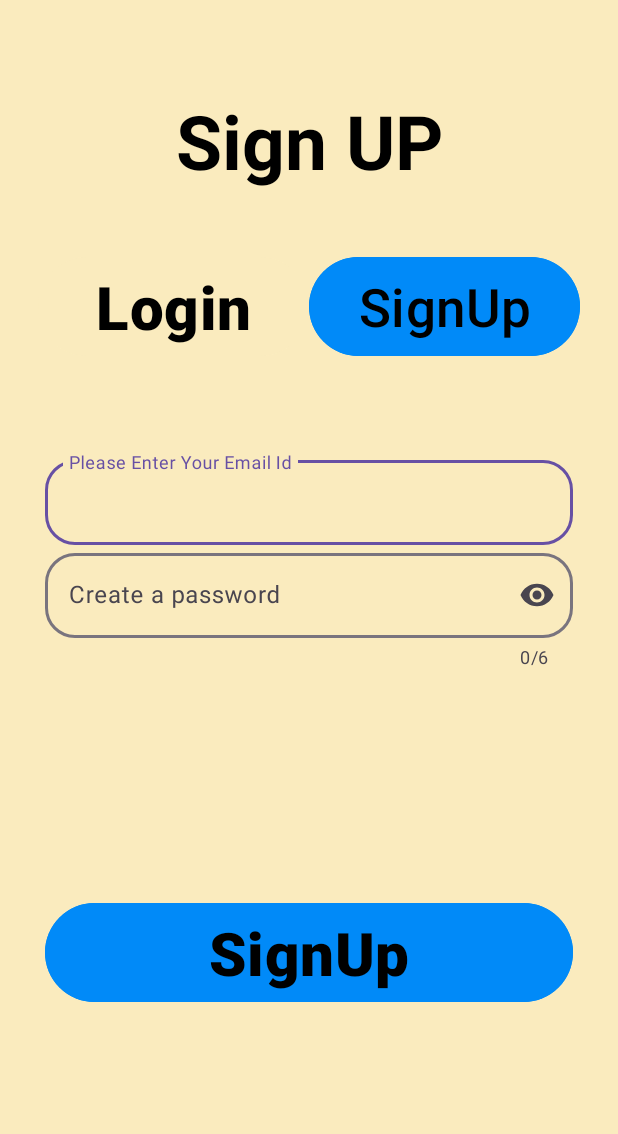
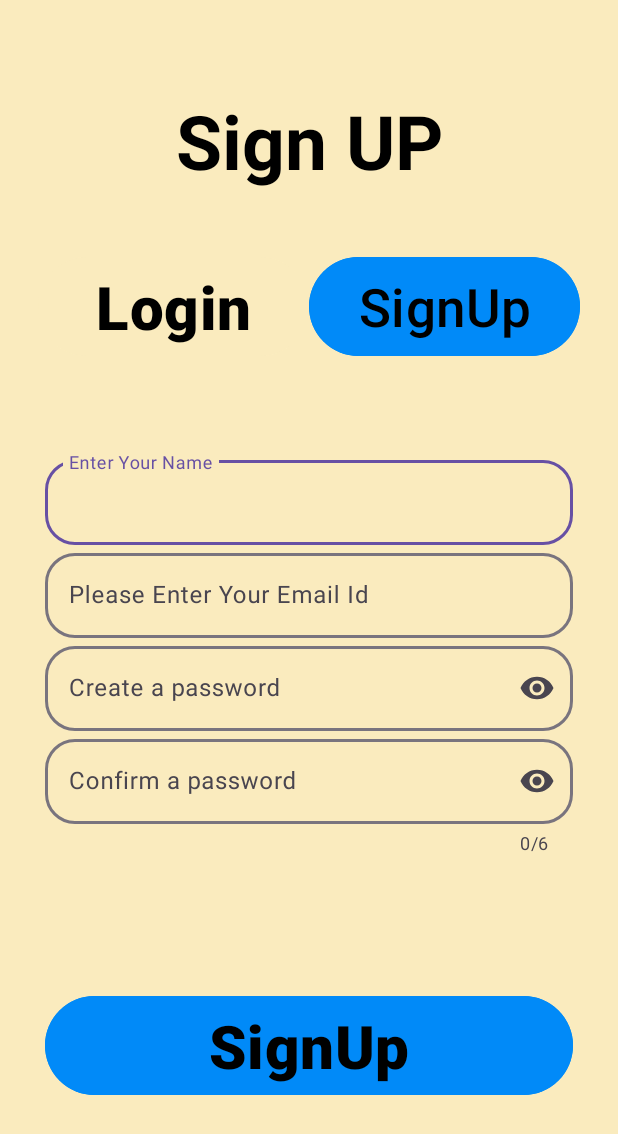
Before and after one commit to Dashankpatel/NotesApp, an Android app: the screen it shows after launch (Home_page before the commit, Signuppage after it), after a tap on "SignUp", on a phone screen of 412 x 824 dp. Shown: the top 1134 px of the screen. Run offline under Robolectric (Android 15) with nearby library versions, the phone set to English and light mode, and no system bars; our stand-ins replace Firebase (no records; nobody signed in at launch, a user with empty details on screens opened directly).

Commit message:
new project done

```diff
--- a/app/src/main/AndroidManifest.xml
+++ b/app/src/main/AndroidManifest.xml
@@ -15,7 +15,7 @@
         android:theme="@style/Theme.MyApplication"
         tools:targetApi="31">
         <activity
-            android:name=".Activity.Update"
+            android:name=".Activity.Edit"
             android:exported="false" />
         <activity
             android:name=".Activity.Addnew"
@@ -33,10 +33,10 @@
             android:name=".Activity.DataStore"
             android:exported="false" />
         <activity
-            android:name=".Activity.Home_page"
+            android:name=".Activity.Signuppage"
             android:exported="false" />
         <activity
-            android:name=".Activity.MainActivity"
+            android:name=".Activity.Loginpage"
             android:exported="true">
 
             <!-- <intent-filter> -->
--- a/app/src/main/java/com/example/myapplication/Activity/DataStore.java
+++ b/app/src/main/java/com/example/myapplication/Activity/DataStore.java
@@ -163,7 +163,7 @@ public class DataStore extends AppCompatActivity {
                                     SplaceScreen.edit.apply();
                                     SplaceScreen.edit.putInt("uid", 0);
 
-                                    startActivity(new Intent(DataStore.this, MainActivity.class));
+                                    startActivity(new Intent(DataStore.this, Loginpage.class));
                                     finishAffinity();
                                 }
                             });
--- a/app/src/main/java/com/example/myapplication/Activity/MainActivity.java
+++ b/app/src/main/java/com/example/myapplication/Activity/Loginpage.java
@@ -27,7 +27,7 @@ import com.google.firebase.auth.FirebaseAuth;
 import com.google.firebase.auth.FirebaseUser;
 import com.google.firebase.auth.GoogleAuthProvider;
 
-public class MainActivity extends AppCompatActivity {
+public class Loginpage extends AppCompatActivity {
 
     Button sign_up, login, nnew;
     SignInButton google;
@@ -40,7 +40,7 @@ public class MainActivity extends AppCompatActivity {
     protected void onCreate(Bundle savedInstanceState) {
         super.onCreate(savedInstanceState);
 
-        setContentView(R.layout.activity_main);
+        setContentView(R.layout.loginpage);
         mAuth = FirebaseAuth.getInstance();
 
         sign_up = findViewById(R.id.sign_up);
@@ -117,7 +117,7 @@ public class MainActivity extends AppCompatActivity {
                 .requestEmail()
                 .build();
 
-        googleSignInClient = GoogleSignIn.getClient(MainActivity.this, googleSignInOptions);
+        googleSignInClient = GoogleSignIn.getClient(Loginpage.this, googleSignInOptions);
 
 
         //        create account signup page ma java mate
@@ -125,7 +125,7 @@ public class MainActivity extends AppCompatActivity {
             @Override
             public void onClick(View v) {
 
-                startActivity(new Intent(MainActivity.this, Home_page.class));
+                startActivity(new Intent(Loginpage.this, Signuppage.class));
                 finishAffinity();
             }
         });
@@ -154,7 +154,7 @@ public class MainActivity extends AppCompatActivity {
                     oldlogin(mail.getText().toString(), pass.getText().toString());
 
                 } else {
-                    Toast.makeText(MainActivity.this, "Please Enter Your Email-Id", Toast.LENGTH_SHORT).show();
+                    Toast.makeText(Loginpage.this, "Please Enter Your Email-Id", Toast.LENGTH_SHORT).show();
                 }
 
             }
@@ -196,7 +196,7 @@ public class MainActivity extends AppCompatActivity {
                                     SplaceScreen.edit.putBoolean("status", true);
                                     SplaceScreen.edit.putInt("uid", 0);
                                     SplaceScreen.edit.apply();
-                                    Intent i = new Intent(MainActivity.this, DataStore.class);
+                                    Intent i = new Intent(Loginpage.this, DataStore.class);
                                     i.addFlags(Intent.FLAG_ACTIVITY_CLEAR_TOP | Intent.FLAG_ACTIVITY_NEW_TASK);
                                     startActivity(i);
                                     finishAffinity();
@@ -224,7 +224,6 @@ public class MainActivity extends AppCompatActivity {
     }
 
     //    old account login
-
     void oldlogin(String email, String password) {
         mAuth.signInWithEmailAndPassword(email, password)
                 .addOnCompleteListener(this, new OnCompleteListener<AuthResult>() {
@@ -233,7 +232,7 @@ public class MainActivity extends AppCompatActivity {
                         if (task.isSuccessful()) {
                             // Sign in success, update UI with the signed-in user's information
                             Log.d("-+-+-+-", "signInWithEmail:success");
-                            Toast.makeText(MainActivity.this, "Authentication success.",
+                            Toast.makeText(Loginpage.this, "Authentication success.",
                                     Toast.LENGTH_SHORT).show();
                             FirebaseUser user = mAuth.getCurrentUser();
 
@@ -241,7 +240,7 @@ public class MainActivity extends AppCompatActivity {
                             SplaceScreen.edit.putInt("uid", 0);
                             SplaceScreen.edit.apply();
 
-                            Intent i = new Intent(MainActivity.this, DataStore.class);
+                            Intent i = new Intent(Loginpage.this, DataStore.class);
                             i.addFlags(Intent.FLAG_ACTIVITY_CLEAR_TOP | Intent.FLAG_ACTIVITY_NEW_TASK);
                             startActivity(i);
                             finishAffinity();
@@ -252,7 +251,7 @@ public class MainActivity extends AppCompatActivity {
                             Log.d("-+-+-+-", "signInWithEmail:failure", task.getException());
 //                            Toast.makeText(MainActivity.this, "Authentication failed.",
 //                                    Toast.LENGTH_SHORT).show();
-                            Toast.makeText(MainActivity.this, "Please Enter Valid Email-Id",
+                            Toast.makeText(Loginpage.this, "Please Enter Valid Email-Id",
                                     Toast.LENGTH_SHORT).show();
                         }
                     }
--- a/app/src/main/java/com/example/myapplication/Activity/Home_page.java
+++ b/app/src/main/java/com/example/myapplication/Activity/Signuppage.java
@@ -18,22 +18,24 @@ import com.google.firebase.auth.AuthResult;
 import com.google.firebase.auth.FirebaseAuth;
 import com.google.firebase.auth.FirebaseUser;
 
-public class Home_page extends AppCompatActivity {
+public class Signuppage extends AppCompatActivity {
 
     Button login2,signup2;
-    TextInputEditText name,crtpass;
+    TextInputEditText email,crtpass,name,cnfpass;
     private FirebaseAuth mAuth;
 
     @Override
     protected void onCreate(Bundle savedInstanceState) {
         super.onCreate(savedInstanceState);
-        setContentView(R.layout.activity_home_page);
+        setContentView(R.layout.signuppage);
         mAuth = FirebaseAuth.getInstance();
 
         login2 = findViewById(R.id.login2);
         signup2 = findViewById(R.id.signup2);
         name = findViewById(R.id.name);
+        email = findViewById(R.id.email);
         crtpass = findViewById(R.id.crtpass);
+        cnfpass = findViewById(R.id.cnfpass);
 
 
 //        login page ma java
@@ -41,7 +43,7 @@ public class Home_page extends AppCompatActivity {
             @Override
             public void onClick(View v) {
 
-                Intent i = new Intent(Home_page.this, MainActivity.class);
+                Intent i = new Intent(Signuppage.this, Loginpage.class);
                 i.addFlags(Intent.FLAG_ACTIVITY_CLEAR_TOP | Intent.FLAG_ACTIVITY_NEW_TASK);
                 startActivity(i);
                 finishAffinity();
@@ -52,21 +54,48 @@ public class Home_page extends AppCompatActivity {
             @Override
             public void onClick(View v) {
 
-//                sign(name.getText().toString(),crtpass.getText().toString());
+                if (!name.getText().toString().isEmpty() && !email.getText().toString().isEmpty() &&
+                        !crtpass.getText().toString().isEmpty() && !cnfpass.getText().toString().isEmpty())
+                {
+                    String pass1 = crtpass.getText().toString();
+                    String pass2 = cnfpass.getText().toString();
 
-                if (!name.getText().toString().isEmpty() && !crtpass.getText().toString().isEmpty())
-                {
-                    sign(name.getText().toString(),crtpass.getText().toString());
+                    String emailid = email.getText().toString();
+                    if (!android.util.Patterns.EMAIL_ADDRESS.matcher(emailid).matches()) {
+                        email.setError("Please enter a valid email address");
+                        return;
+                    }
 
-                    Intent i = new Intent(Home_page.this, MainActivity.class);
-                    i.addFlags(Intent.FLAG_ACTIVITY_CLEAR_TOP | Intent.FLAG_ACTIVITY_NEW_TASK);
-                    startActivity(i);
-                    finishAffinity();
+                    if ( pass1.length()!= 6)
+                    {
+                        crtpass.setError("Password required");
+                        Toast.makeText(Signuppage.this, "Please Enter a Password", Toast.LENGTH_SHORT).show();
+                        return;
+                    }
+                    else if ( pass2.length() != 6) {
+                        cnfpass.setError("Password required");
+                        Toast.makeText(Signuppage.this, "Please Enter a Password", Toast.LENGTH_SHORT).show();
+                        return;
+                    }
+
+                    if (pass1.equals(pass2)) {
+                        sign(emailid, crtpass.getText().toString());
+
+                        Intent i = new Intent(Signuppage.this, Loginpage.class);
+                        i.addFlags(Intent.FLAG_ACTIVITY_CLEAR_TOP | Intent.FLAG_ACTIVITY_NEW_TASK);
+                        startActivity(i);
+                        finishAffinity();
+                    }
+                    else
+                    {
+                        Toast.makeText(Signuppage.this, "Passwords do not match", Toast.LENGTH_SHORT).show();
+
+                    }
 
                 }
                 else
                 {
-                    Toast.makeText(Home_page.this, "please Enter Your Data", Toast.LENGTH_SHORT).show();
+                    Toast.makeText(Signuppage.this, "please Enter Your Data", Toast.LENGTH_SHORT).show();
                 }
 
             }
@@ -86,13 +115,13 @@ public class Home_page extends AppCompatActivity {
                             // Sign in success, update UI with the signed-in user's information
                             Log.d("--+-+--", "createUserWithEmail:success");
                             FirebaseUser user = mAuth.getCurrentUser();
-                            Toast.makeText(Home_page.this, "Authentication Completed.",
+                            Toast.makeText(Signuppage.this, "Authentication Completed.",
                                     Toast.LENGTH_SHORT).show();
 
                         } else {
                             // If sign in fails, display a message to the user.
                             Log.d("--+-+--", "createUserWithEmail:failure", task.getException());
-                            Toast.makeText(Home_page.this, "Authentication failed.",
+                            Toast.makeText(Signuppage.this, "Authentication failed.",
                                     Toast.LENGTH_SHORT).show();
                         }
                     }
--- a/app/src/main/java/com/example/myapplication/Activity/SplaceScreen.java
+++ b/app/src/main/java/com/example/myapplication/Activity/SplaceScreen.java
@@ -36,7 +36,7 @@ public class SplaceScreen extends AppCompatActivity {
                 }
                 else
                 {
-                    startActivity(new Intent(SplaceScreen.this, MainActivity.class));
+                    startActivity(new Intent(SplaceScreen.this, Loginpage.class));
                     finishAffinity();
                 }
 
--- a/app/src/main/res/layout/activity_update.xml
+++ b/app/src/main/res/layout/edit.xml
@@ -6,7 +6,7 @@
     android:layout_width="match_parent"
     android:layout_height="match_parent"
     android:background="#FAEBBE"
-    tools:context=".Activity.Update">
+    tools:context=".Activity.Edit">
 
     <com.google.android.material.floatingactionbutton.FloatingActionButton
         android:layout_width="wrap_content"
--- a/app/src/main/res/layout/activity_main.xml
+++ b/app/src/main/res/layout/loginpage.xml
@@ -6,7 +6,7 @@
     android:layout_width="match_parent"
     android:layout_height="match_parent"
     android:background="#FAEBBE"
-    tools:context=".Activity.MainActivity">
+    tools:context=".Activity.Loginpage">
 
     <TextView
         android:id="@+id/textView"
--- a/app/src/main/res/layout/activity_home_page.xml
+++ b/app/src/main/res/layout/signuppage.xml
@@ -6,7 +6,7 @@
     android:layout_width="match_parent"
     android:layout_height="match_parent"
     android:background="#FAEBBE"
-    tools:context=".Activity.Home_page">
+    tools:context=".Activity.Signuppage">
 
     <TextView
         android:id="@+id/textView5"
@@ -57,15 +57,14 @@
 
     </LinearLayout>
 
-
     <com.google.android.material.textfield.TextInputLayout
-        android:id="@+id/textInputLayout3"
+        android:id="@+id/textInputLayout"
         android:layout_width="match_parent"
         android:layout_height="wrap_content"
         android:layout_marginLeft="30sp"
         android:layout_marginTop="60sp"
         android:layout_marginRight="30sp"
-        android:hint="Please Enter Your Email Id"
+        android:hint="Enter Your Name"
         app:boxCornerRadiusBottomEnd="20sp"
         app:boxCornerRadiusBottomStart="20sp"
         app:boxCornerRadiusTopEnd="20sp"
@@ -83,7 +82,30 @@
     </com.google.android.material.textfield.TextInputLayout>
 
     <com.google.android.material.textfield.TextInputLayout
-        android:id="@+id/textInputLayout2"
+        android:id="@+id/textInputLayout3"
+        android:layout_width="match_parent"
+        android:layout_height="wrap_content"
+        android:layout_marginLeft="30sp"
+        android:layout_marginRight="30sp"
+        android:hint="Please Enter Your Email Id"
+        app:boxCornerRadiusBottomEnd="20sp"
+        app:boxCornerRadiusBottomStart="20sp"
+        app:boxCornerRadiusTopEnd="20sp"
+        app:boxCornerRadiusTopStart="20sp"
+        app:boxStrokeWidth="2sp"
+        app:layout_constraintTop_toBottomOf="@+id/textInputLayout">
+
+        <com.google.android.material.textfield.TextInputEditText
+            android:id="@+id/email"
+            android:layout_width="match_parent"
+            android:layout_height="wrap_content"
+            android:inputType="textEmailAddress"
+            android:textColor="@color/black" />
+
+    </com.google.android.material.textfield.TextInputLayout>
+
+    <com.google.android.material.textfield.TextInputLayout
+        android:id="@+id/textInputLayout1"
         android:layout_width="match_parent"
         android:layout_height="wrap_content"
         android:layout_marginLeft="30sp"
@@ -94,13 +116,41 @@
         app:boxCornerRadiusTopEnd="20sp"
         app:boxCornerRadiusTopStart="20sp"
         app:boxStrokeWidth="2sp"
-        app:counterEnabled="true"
+        app:counterEnabled="false"
+        app:counterMaxLength="6"
         app:endIconMode="password_toggle"
-        app:counterMaxLength="6"
         app:layout_constraintTop_toBottomOf="@+id/textInputLayout3">
 
         <com.google.android.material.textfield.TextInputEditText
             android:id="@+id/crtpass"
+            android:layout_width="match_parent"
+            android:layout_height="wrap_content"
+            android:inputType="numberPassword"
+            android:textColor="@color/black" />
+
+    </com.google.android.material.textfield.TextInputLayout>
+
+
+    <com.google.android.material.textfield.TextInputLayout
+        android:id="@+id/textInputLayout2"
+        android:layout_width="match_parent"
+        android:layout_height="wrap_content"
+        android:layout_marginLeft="30sp"
+        android:layout_marginRight="30sp"
+        android:hint="Confirm a password"
+        app:boxCornerRadiusBottomEnd="20sp"
+        app:boxCornerRadiusBottomStart="20sp"
+        app:boxCornerRadiusTopEnd="20sp"
+        app:boxCornerRadiusTopStart="20sp"
+        app:boxStrokeWidth="2sp"
+        app:counterEnabled="true"
+        app:endIconMode="password_toggle"
+        app:counterMaxLength="6"
+        app:errorEnabled="true"
+        app:layout_constraintTop_toBottomOf="@+id/textInputLayout1">
+
+        <com.google.android.material.textfield.TextInputEditText
+            android:id="@+id/cnfpass"
             android:layout_width="match_parent"
             android:layout_height="wrap_content"
             android:inputType="numberPassword"
```
Also changed, not shown: app/src/main/java/com/example/myapplication/Activity/Edit.java (renamed from app/src/main/java/com/example/myapplication/Activity/Update.java, +11 -16 lines), app/src/main/java/com/example/myapplication/Activity/MyAdapter.java (+10 -18 lines).
